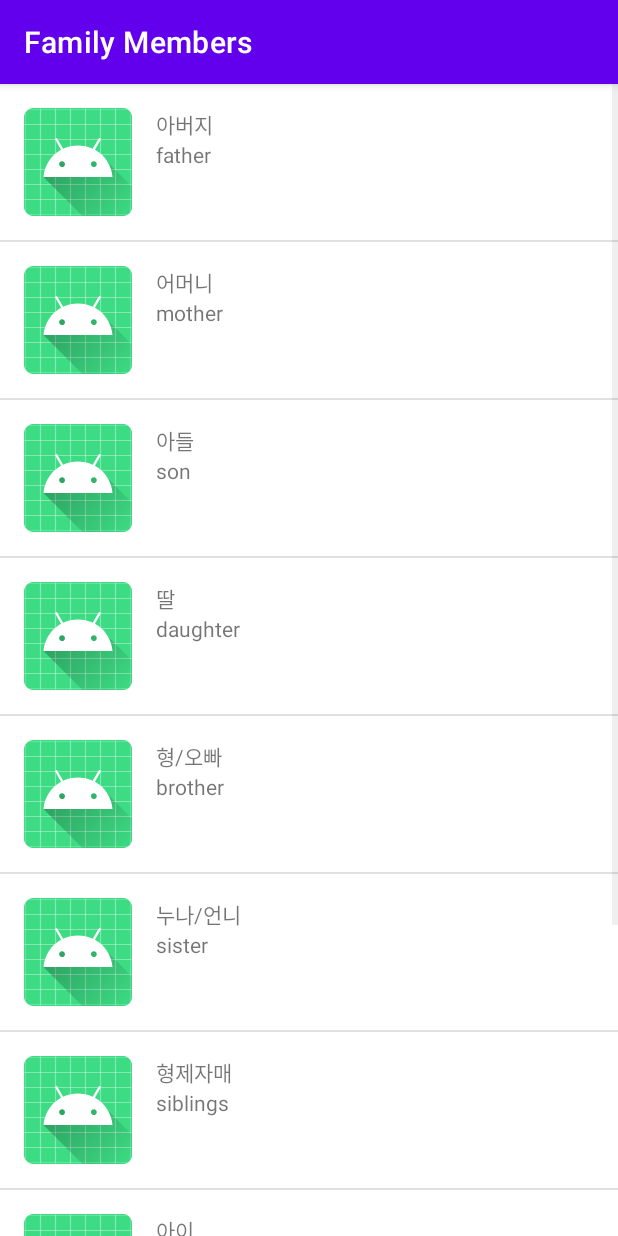
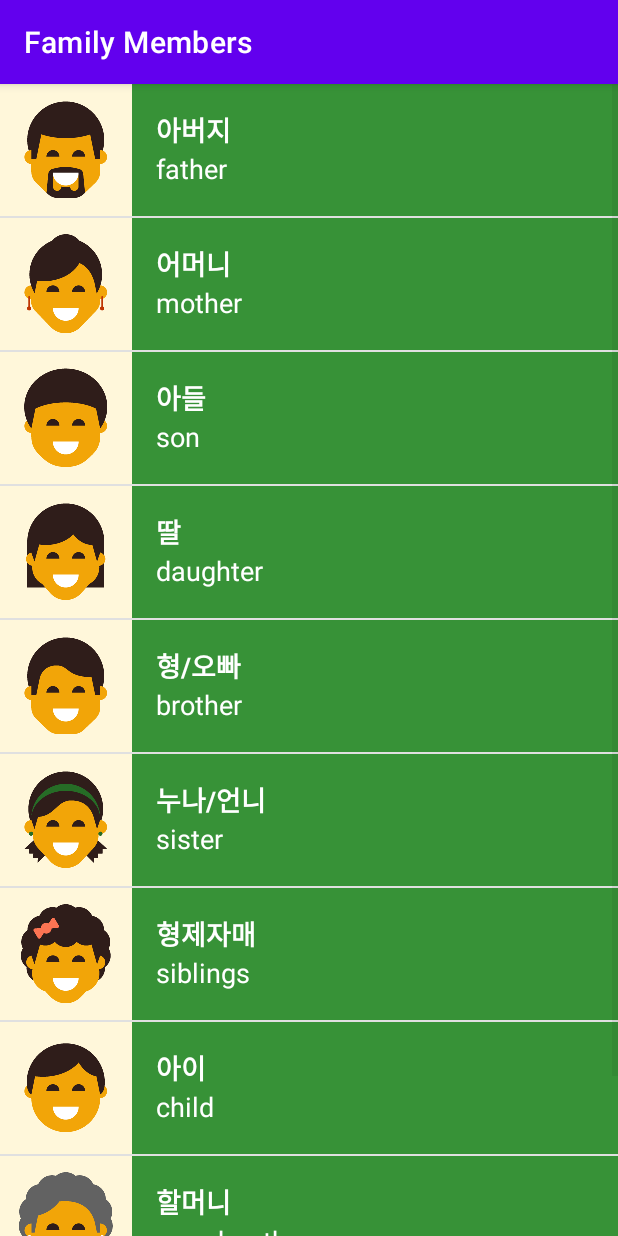
Before and after one commit to Fattijenishbek/HangukoApp, an Android app: the FamilyActivity screen opened directly, with no data from a screen before it, on a phone screen of 412 x 824 dp. Run offline under Robolectric (Android 15) with nearby library versions, the phone set to English and light mode, and no system bars.

Commit message:
add images and colors to each section

```diff
--- a/app/src/main/java/com/example/multiscreen/FamilyActivity.java
+++ b/app/src/main/java/com/example/multiscreen/FamilyActivity.java
@@ -12,25 +12,25 @@ public class FamilyActivity extends AppCompatActivity {
     @Override
     protected void onCreate(Bundle savedInstanceState) {
         super.onCreate(savedInstanceState);
-        setContentView(R.layout.activity_family);
+        setContentView(R.layout.word_list);
 
         ArrayList<Word> words = new ArrayList<Word>();
 
-        words.add(new Word("father","아버지"));
-        words.add(new Word("mother","어머니"));
-        words.add(new Word("son","아들"));
-        words.add(new Word("daughter","딸"));
-        words.add(new Word("brother","형/오빠"));
-        words.add(new Word("sister","누나/언니"));
-        words.add(new Word("siblings","형제자매"));
-        words.add(new Word("child","아이"));
-        words.add(new Word("grandmother","할머니"));
-        words.add(new Word("grandfather","할아버색"));
+        words.add(new Word("father","아버지",R.drawable.family_father));
+        words.add(new Word("mother","어머니",R.drawable.family_mother));
+        words.add(new Word("son","아들",R.drawable.family_son));
+        words.add(new Word("daughter","딸",R.drawable.family_daughter));
+        words.add(new Word("brother","형/오빠",R.drawable.family_older_brother));
+        words.add(new Word("sister","누나/언니",R.drawable.family_older_sister));
+        words.add(new Word("siblings","형제자매",R.drawable.family_younger_sister));
+        words.add(new Word("child","아이",R.drawable.family_younger_brother));
+        words.add(new Word("grandmother","할머니",R.drawable.family_grandmother));
+        words.add(new Word("grandfather","할아버색",R.drawable.family_grandfather));
 
 
-        WordAdapter adapter = new WordAdapter(this, words);
+        WordAdapter adapter = new WordAdapter(this, words, R.color.category_family);
 
-        ListView listView = (ListView) findViewById(R.id.rootView1);
+        ListView listView = (ListView) findViewById(R.id.list);
 
         listView.setAdapter(adapter);
 
--- a/app/src/main/java/com/example/multiscreen/PhrasesActivity.java
+++ b/app/src/main/java/com/example/multiscreen/PhrasesActivity.java
@@ -12,7 +12,7 @@ public class PhrasesActivity extends AppCompatActivity {
     @Override
     protected void onCreate(Bundle savedInstanceState) {
         super.onCreate(savedInstanceState);
-        setContentView(R.layout.activity_phrases);
+        setContentView(R.layout.word_list);
         ArrayList<Word> words = new ArrayList<Word>();
 
         words.add(new Word("Good morning","안녕아세요 / 은 아침"));
@@ -27,9 +27,9 @@ public class PhrasesActivity extends AppCompatActivity {
         words.add(new Word("Goodbye","안녕히 가세요 / 안녕히 게세지"));
 
 
-        WordAdapter adapter = new WordAdapter(this, words);
+        WordAdapter adapter = new WordAdapter(this, words, R.color.category_phrases);
 
-        ListView listView = (ListView) findViewById(R.id.rootView3);
+        ListView listView = (ListView) findViewById(R.id.list);
 
         listView.setAdapter(adapter);
     }
--- a/app/src/main/java/com/example/multiscreen/Word.java
+++ b/app/src/main/java/com/example/multiscreen/Word.java
@@ -3,11 +3,17 @@ package com.example.multiscreen;
 public class Word {
     private String DefaultTranslation;
     private String KoreanTranslation;
-    private int ImageResourceId;
+    private int ImageResourceId = NO_IMAGE_PROVIDED;
+    private static final int NO_IMAGE_PROVIDED =-1;
 
     public Word(String DefaultTranslation, String MiwokTranslation) {
         this.DefaultTranslation = DefaultTranslation;
         this.KoreanTranslation = MiwokTranslation;
+    }
+    public Word(String DefaultTranslation, String MiwokTranslation,int ImageResourceId) {
+        this.DefaultTranslation = DefaultTranslation;
+        this.KoreanTranslation = MiwokTranslation;
+        this.ImageResourceId = ImageResourceId;
     }
 
     public String getDefaultTranslation() {
@@ -21,4 +27,8 @@ public class Word {
     public int getImageResourceId(){
         return ImageResourceId;
     }
+
+    public boolean hasImage(){
+        return ImageResourceId !=NO_IMAGE_PROVIDED;
+    }
 }
--- a/app/src/main/java/com/example/multiscreen/WordAdapter.java
+++ b/app/src/main/java/com/example/multiscreen/WordAdapter.java
@@ -6,17 +6,23 @@ import android.view.LayoutInflater;
 import android.view.View;
 import android.view.ViewGroup;
 import android.widget.ArrayAdapter;
+import android.widget.ImageView;
 import android.widget.TextView;
 
 import androidx.annotation.NonNull;
 import androidx.annotation.Nullable;
+import androidx.core.content.ContextCompat;
 
 import java.util.ArrayList;
 import java.util.List;
 
 public class WordAdapter  extends ArrayAdapter<Word> {
-    public WordAdapter(Activity context, ArrayList<Word> words) {
+
+    private int colorResourceId;
+
+    public WordAdapter(Activity context, ArrayList<Word> words, int colorResourceId) {
         super(context,0, words);
+        this.colorResourceId = colorResourceId;
     }
 
 
@@ -31,8 +37,22 @@ public class WordAdapter  extends ArrayAdapter<Word> {
         Word currentWord = getItem(position);
         TextView koreanTextView = (TextView) listItemView.findViewById(R.id.hanguk_text_view);
         koreanTextView.setText(currentWord.getKoreanTranslation());
+
         TextView defaultTextView = (TextView) listItemView.findViewById(R.id.default_text_view);
         defaultTextView.setText(currentWord.getDefaultTranslation());
+
+        ImageView imageView =(ImageView) listItemView.findViewById(R.id.image);
+        if(currentWord.hasImage()){
+            imageView.setImageResource(currentWord.getImageResourceId());
+        }else {
+            imageView.setVisibility(View.GONE);
+        }
+
+        View textContainer = listItemView.findViewById(R.id.text_container);
+
+        int color = ContextCompat.getColor(getContext(),colorResourceId);
+        textContainer.setBackgroundColor(color);
+
 
         return listItemView;
     }
--- a/app/src/main/res/layout/activity_family.xml
+++ /dev/null
@@ -1,11 +0,0 @@
-<?xml version="1.0" encoding="utf-8"?>
-<ListView xmlns:android="http://schemas.android.com/apk/res/android"
-    xmlns:app="http://schemas.android.com/apk/res-auto"
-    xmlns:tools="http://schemas.android.com/tools"
-    android:layout_width="match_parent"
-    android:layout_height="match_parent"
-    android:orientation="vertical"
-    android:id="@+id/rootView1"
-    tools:context=".FamilyActivity">
-
-</ListView>
--- a/app/src/main/res/layout/list_item.xml
+++ b/app/src/main/res/layout/list_item.xml
@@ -4,30 +4,40 @@
     android:layout_width="match_parent"
     android:layout_height="wrap_content"
     android:orientation="horizontal"
-    android:padding="16dp">
+    android:minHeight="@dimen/list_item_height"
+    android:background="@color/tan_background">
 
     <ImageView
         android:id="@+id/image"
-        android:layout_width="wrap_content"
-        android:layout_height="wrap_content"
-        android:src="@mipmap/ic_launcher" />
+        android:layout_width="@dimen/list_item_height"
+        android:layout_height="@dimen/list_item_height" />
 
     <LinearLayout
+        android:id="@+id/text_container"
         android:layout_width="match_parent"
-        android:layout_height="wrap_content"
+        android:layout_height="match_parent"
         android:orientation="vertical"
         android:paddingLeft="16dp">
 
         <TextView
             android:id="@+id/hanguk_text_view"
             android:layout_width="match_parent"
-            android:layout_height="wrap_content"
-            tools:text="eins" />
+            android:layout_height="0dp"
+            android:layout_weight="1"
+            android:gravity="bottom"
+            tools:text="하나"
+            android:textAppearance="?android:textAppearanceMedium"
+            android:textColor="@color/white"
+            android:textStyle="bold"/>
 
         <TextView
             android:id="@+id/default_text_view"
             android:layout_width="match_parent"
-            android:layout_height="wrap_content"
+            android:layout_height="0dp"
+            android:layout_weight="1"
+            android:gravity="top"
+            android:textAppearance="?android:textAppearanceMedium"
+            android:textColor="@color/white"
             tools:text="one" />
     </LinearLayout>
 
--- /dev/null
+++ b/app/src/main/res/layout/word_list.xml
@@ -0,0 +1,7 @@
+<?xml version="1.0" encoding="utf-8"?>
+<ListView xmlns:android="http://schemas.android.com/apk/res/android"
+    xmlns:tools="http://schemas.android.com/tools"
+    android:id="@+id/list"
+    android:orientation="vertical"
+    android:layout_width="match_parent"
+    android:layout_height="match_parent" />
--- a/app/src/main/res/values/dimens.xml
+++ b/app/src/main/res/values/dimens.xml
@@ -3,6 +3,6 @@
     <!-- Height of each list item -->
     <dimen name="list_item_height">88dp</dimen>
     <!-- Default screen margins, per the Android Design guidelines. -->
-    <dimen name="activity_horizontal_margin">16dp</dimen>
-    <dimen name="activity_vertical_margin">16dp</dimen>
+<!--    <dimen name="activity_horizontal_margin">16dp</dimen>-->
+<!--    <dimen name="activity_vertical_margin">16dp</dimen>-->
 </resources>
```
Also changed, not shown: app/src/main/java/com/example/multiscreen/ColorsActivity.java (+10 -10 lines), app/src/main/java/com/example/multiscreen/NumberActivity.java (+13 -16 lines), app/src/main/res/layout/activity_colors.xml (deleted, +0 -11 lines), app/src/main/res/layout/activity_number.xml (deleted, +0 -11 lines), app/src/main/res/layout/activity_phrases.xml (deleted, +0 -11 lines).
